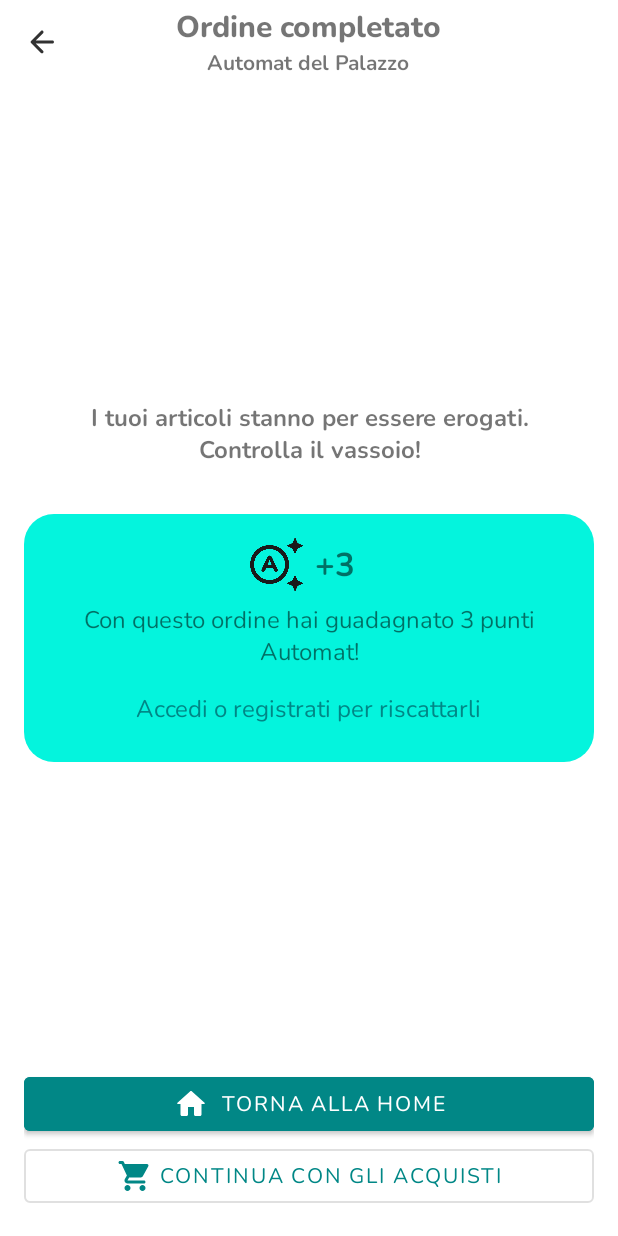
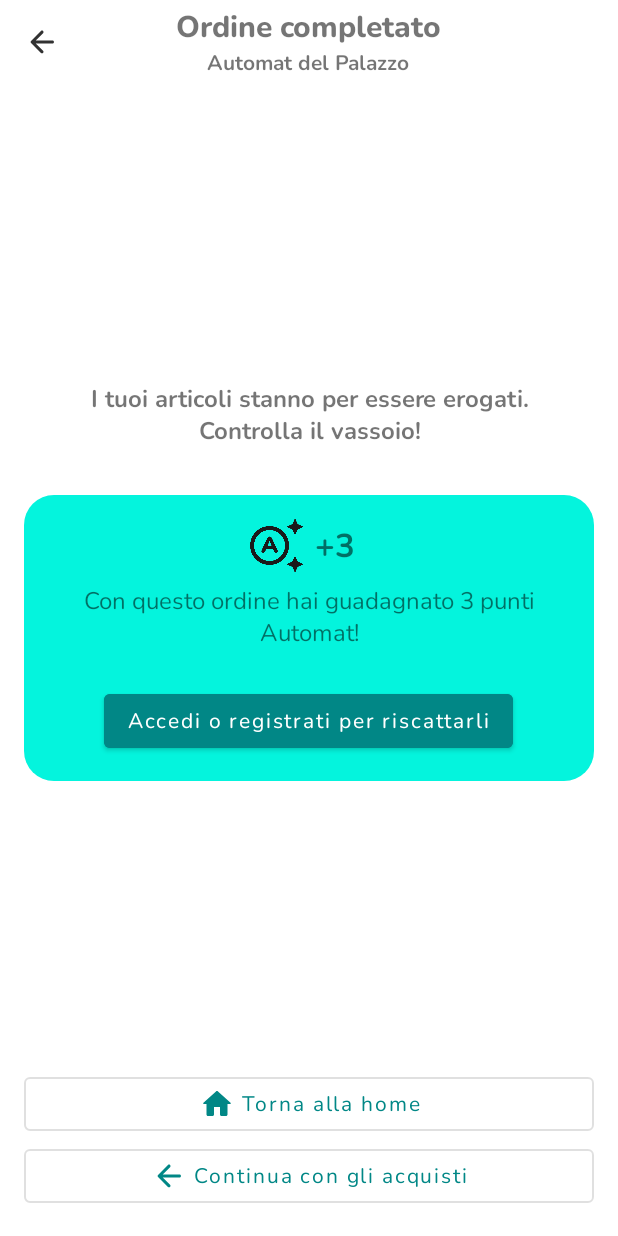
Before and after one commit to dalps/Automat, an Android app: the OrderCompleteActivity screen opened directly, with no data from a screen before it, on a phone screen of 412 x 824 dp. Run offline under Robolectric (Android 15) with nearby library versions, the phone set to English and light mode, and no system bars; 1 statement that could not run was skipped.

Commit message:
Improve OrderCompleteActivity UI

```diff
--- a/app/src/main/res/layout/activity_order_complete.xml
+++ b/app/src/main/res/layout/activity_order_complete.xml
@@ -129,18 +129,14 @@
                     android:textAlignment="center"
                     android:textSize="@dimen/medium_margin" />
 
-                <TextView
+                <com.google.android.material.button.MaterialButton
                     android:id="@+id/loginToRedeemLink"
                     android:layout_width="wrap_content"
                     android:layout_height="wrap_content"
+                    android:layout_marginTop="@dimen/medium_margin"
                     android:text="Accedi o registrati per riscattarli"
-                    android:textColor="@color/teal_700"
-                    android:textAlignment="center"
-                    android:textSize="@dimen/medium_margin"
-                    android:clickable="true"
-                    android:focusable="true"
-                    android:padding="@dimen/small_margin"
-                    android:background="?android:selectableItemBackground"/>
+                    android:textAllCaps="false"
+                    android:backgroundTint="@color/teal_700" />
             </LinearLayout>
         </LinearLayout>
 
@@ -151,10 +147,13 @@
             android:layout_height="wrap_content"
             android:layout_marginTop="@dimen/medium_margin"
             android:layout_above="@id/keepShoppingButton"
-            android:backgroundTint="@color/teal_700"
             app:icon="@drawable/ic_round_home_24"
             app:iconGravity="textStart"
-            android:text="Torna alla home" />
+            android:text="Torna alla home"
+            android:textAllCaps="false"
+            android:textColor="@color/teal_700"
+            app:iconTint="@color/teal_700"
+            style="@style/Widget.MaterialComponents.Button.OutlinedButton"/>
 
         <com.google.android.material.button.MaterialButton
             android:id="@+id/keepShoppingButton"
@@ -162,8 +161,9 @@
             android:layout_height="wrap_content"
             android:text="Continua con gli acquisti"
             android:textColor="@color/teal_700"
+            android:textAllCaps="false"
             android:layout_alignParentBottom="true"
-            app:icon="@drawable/ic_round_shopping_cart_24"
+            app:icon="@drawable/ic_round_arrow_back_24"
             app:iconGravity="textStart"
             app:iconTint="@color/teal_700"
             style="@style/Widget.MaterialComponents.Button.OutlinedButton" />
```
